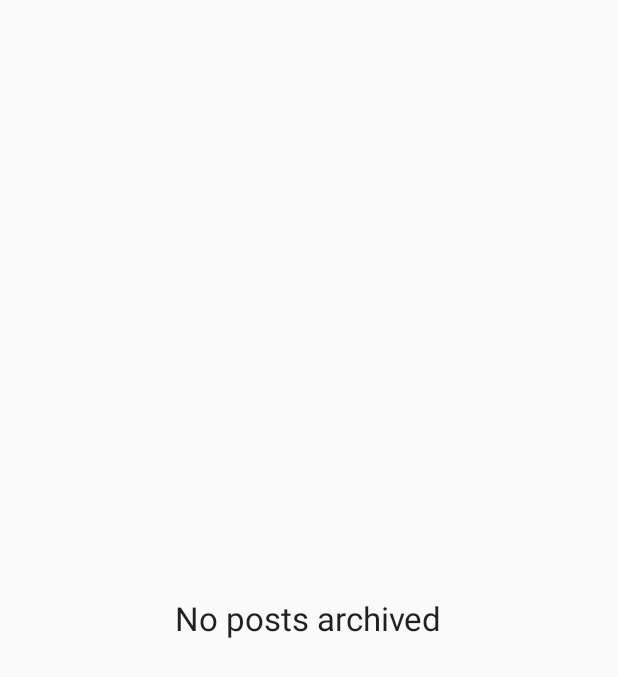
After one commit to fyreplace/wildfyre-client-android, an Android app: the layout fragment_archive.xml on its own in the app's theme, with its tools: preview values and no code run, on a phone screen of 412 x 824 dp. The commit adds this screen. Shown: the top 677 px of the screen. Run offline under Robolectric (Android 15) with nearby library versions, the phone set to English and light mode, and no system bars.

Commit message:
Start building archive fragment

```diff
--- a/app/src/main/java/net/wildfyre/client/data/Services.kt
+++ b/app/src/main/java/net/wildfyre/client/data/Services.kt
@@ -169,7 +169,7 @@ interface WebService {
     // Notifications
 
     @GET("/areas/{areaName}/subscribed/")
-    fun getArchive(
+    fun getPosts(
         @Header("Authorization") authorization: String,
         @Path("areaName") areaName: String,
         @Query("limit") limit: Long,
--- a/app/src/main/java/net/wildfyre/client/views/MainActivity.kt
+++ b/app/src/main/java/net/wildfyre/client/views/MainActivity.kt
@@ -182,6 +182,7 @@ class MainActivity : FailureHandlingActivity(), NavigationView.OnNavigationItemS
             }
             R.id.fragment_home -> HomeFragment()
             R.id.fragment_notifications -> NotificationsFragment()
+            R.id.fragment_archive -> ArchiveFragment()
             R.id.fragment_posts -> PostsFragment()
             else -> null
         }
--- a/app/src/main/java/net/wildfyre/client/views/PostsFragment.kt
+++ b/app/src/main/java/net/wildfyre/client/views/PostsFragment.kt
@@ -41,7 +41,7 @@ class PostsFragment : ItemsListFragment<PostsFragmentViewModel, Post>(R.layout.f
             root
         }
 
-        return onCreateView(root, PostsAdapter(), savedInstanceState == null)
+        return onCreateView(root, PostsAdapter(false), savedInstanceState == null)
     }
 
     override fun onCreateOptionsMenu(menu: Menu, inflater: MenuInflater) {
--- a/app/src/main/java/net/wildfyre/client/views/adapters/ItemsAdapter.kt
+++ b/app/src/main/java/net/wildfyre/client/views/adapters/ItemsAdapter.kt
@@ -17,7 +17,7 @@ import net.wildfyre.client.data.Author
 /**
  * Standard adapter using a list of items as a data source.
  */
-abstract class ItemsAdapter<I> : RecyclerView.Adapter<ItemsAdapter.ViewHolder>() {
+abstract class ItemsAdapter<I>(private val showAuthors: Boolean) : RecyclerView.Adapter<ItemsAdapter.ViewHolder>() {
     abstract var data: List<I>
 
     final override fun getItemCount(): Int = data.size
@@ -44,7 +44,7 @@ abstract class ItemsAdapter<I> : RecyclerView.Adapter<ItemsAdapter.ViewHolder>()
         }
 
         val author = getAuthor(position)
-        holder.authorContainer.isVisible = author != null
+        holder.authorContainer.isVisible = author != null && showAuthors
 
         if (holder.authorContainer.isVisible) {
             holder.authorName.text = author!!.name
--- a/app/src/main/java/net/wildfyre/client/views/adapters/NotificationsAdapter.kt
+++ b/app/src/main/java/net/wildfyre/client/views/adapters/NotificationsAdapter.kt
@@ -9,7 +9,7 @@ import net.wildfyre.client.data.Notification
 /**
  * Adapter for displaying notifications in [net.wildfyre.client.views.NotificationsFragment].
  */
-class NotificationsAdapter : ItemsAdapter<Notification>() {
+class NotificationsAdapter : ItemsAdapter<Notification>(true) {
     override var data: List<Notification> = listOf()
 
     override fun onBindViewHolder(holder: ViewHolder, position: Int) {
--- a/app/src/main/java/net/wildfyre/client/views/adapters/PostsAdapter.kt
+++ b/app/src/main/java/net/wildfyre/client/views/adapters/PostsAdapter.kt
@@ -8,7 +8,7 @@ import net.wildfyre.client.data.Post
 /**
  * Adapter for displaying posts in [net.wildfyre.client.views.PostsFragment].
  */
-open class PostsAdapter : ItemsAdapter<Post>() {
+open class PostsAdapter(showAuthors: Boolean) : ItemsAdapter<Post>(showAuthors) {
     override var data: List<Post> = listOf()
 
     override fun onBindViewHolder(holder: ViewHolder, position: Int) {
--- /dev/null
+++ b/app/src/main/res/layout/fragment_archive.xml
@@ -0,0 +1,46 @@
+<?xml version="1.0" encoding="utf-8"?>
+<layout xmlns:android="http://schemas.android.com/apk/res/android"
+    xmlns:app="http://schemas.android.com/apk/res-auto">
+
+    <data>
+
+        <import type="android.view.View" />
+
+        <variable
+            name="model"
+            type="net.wildfyre.client.viewmodels.ArchiveFragmentViewModel" />
+    </data>
+
+    <androidx.swiperefreshlayout.widget.SwipeRefreshLayout
+        android:id="@+id/refresher"
+        android:layout_width="match_parent"
+        android:layout_height="match_parent">
+
+        <FrameLayout
+            android:layout_width="match_parent"
+            android:layout_height="match_parent">
+
+            <androidx.recyclerview.widget.RecyclerView
+                android:id="@+id/items_list"
+                android:layout_width="match_parent"
+                android:layout_height="match_parent"
+                android:clipChildren="false"
+                android:clipToPadding="false"
+                android:orientation="vertical"
+                android:paddingLeft="@dimen/margin_horizontal_tiny"
+                android:paddingTop="@dimen/margin_vertical_tiny"
+                android:paddingRight="@dimen/margin_horizontal_tiny"
+                android:paddingBottom="@dimen/margin_vertical_tiny"
+                app:layoutManager="androidx.recyclerview.widget.StaggeredGridLayoutManager"
+                app:spanCount="@integer/post_preview_span_count" />
+
+            <TextView
+                android:layout_width="wrap_content"
+                android:layout_height="wrap_content"
+                android:layout_gravity="center"
+                android:text="@string/archive_empty"
+                android:textAppearance="@style/TextAppearance.AppCompat.Large"
+                android:visibility="@{safeUnbox(model.itemCount) == 0 ? View.VISIBLE : View.GONE}" />
+        </FrameLayout>
+    </androidx.swiperefreshlayout.widget.SwipeRefreshLayout>
+</layout>
--- a/app/src/main/res/menu/activity_main_navigation.xml
+++ b/app/src/main/res/menu/activity_main_navigation.xml
@@ -20,6 +20,10 @@
             android:title="@string/main_nav_fragment_notifications"
             app:actionLayout="@layout/main_nav_actions_notifications"
             app:showAsAction="always" />
+        <item
+            android:id="@+id/fragment_archive"
+            android:icon="@drawable/ic_folder_black_24dp"
+            android:title="@string/main_nav_fragment_archive" />
         <item
             android:id="@+id/fragment_posts"
             android:icon="@drawable/ic_content_copy_black_24dp"
--- a/app/src/main/res/values/strings.xml
+++ b/app/src/main/res/values/strings.xml
@@ -12,7 +12,8 @@
     <string name="main_nav_fragment_login">Login</string>
     <string name="main_nav_fragment_home">Home</string>
     <string name="main_nav_fragment_notifications">Notifications</string>
-    <string name="main_nav_fragment_posts">Posts</string>
+    <string name="main_nav_fragment_archive">Archive</string>
+    <string name="main_nav_fragment_posts">My posts</string>
     <string name="main_nav_settings">Settings</string>
     <string name="main_nav_settings_theme">Theme</string>
     <string name="main_nav_settings_badge_toggle">Notification badge</string>
@@ -39,7 +40,8 @@
         <item quantity="one">%1$s new comment</item>
         <item quantity="other">%1$s new comments</item>
     </plurals>
-    <string name="posts_empty">No posts</string>
+    <string name="archive_empty">No posts archived</string>
+    <string name="posts_empty">No posts in this area</string>
     <string name="image_desc_user_picture">Profile picture</string>
     <string name="image_desc_author_picture">Author picture</string>
     <string name="image_desc_post_picture">Post picture</string>
```
Also changed, not shown: app/src/main/java/net/wildfyre/client/data/Repositories.kt (+24 -0 lines), app/src/main/java/net/wildfyre/client/viewmodels/ArchiveFragmentViewModel.kt (added, +17 -0 lines), app/src/main/java/net/wildfyre/client/views/ArchiveFragment.kt (added, +44 -0 lines), app/src/main/res/drawable/ic_folder_black_24dp.xml (added, +9 -0 lines).
